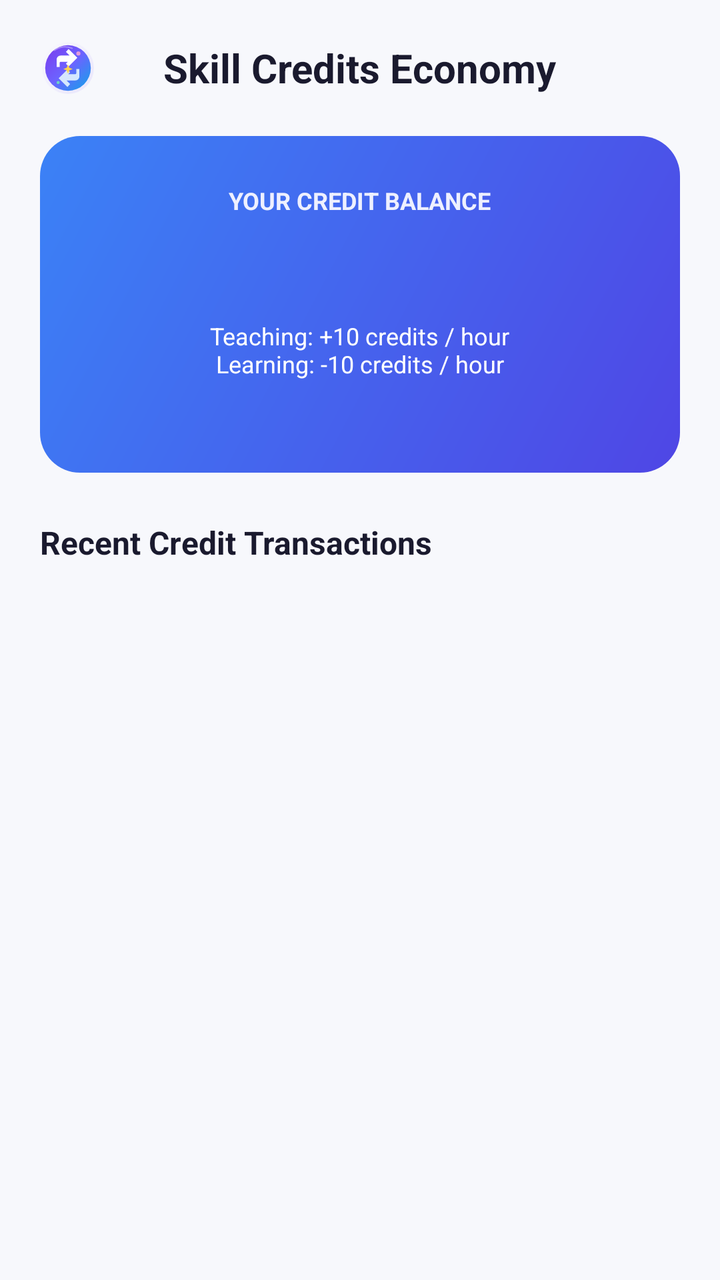
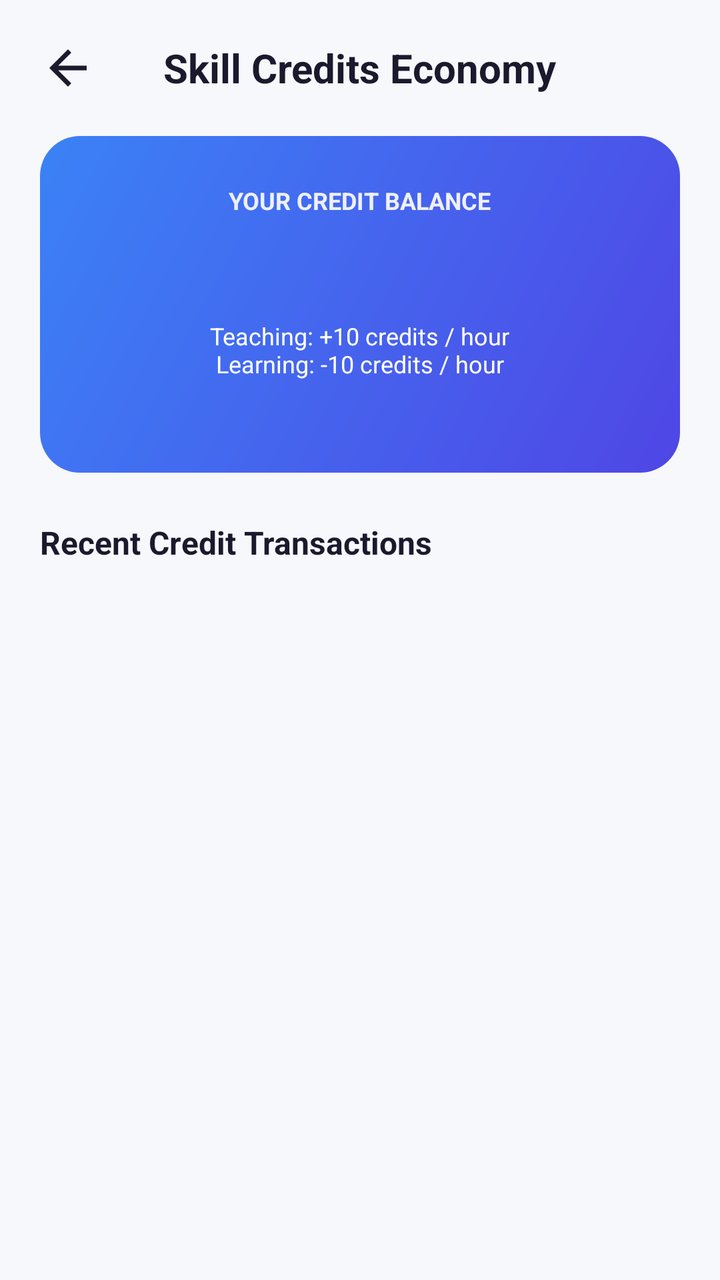

The first picture is an Android layout as it rendered before a commit; the second is the same layout after the commit. The layout source and the unified diff follow.
<!-- AndroidManifest.xml: application theme Theme.SkillBarter -->
<!-- res/layout/activity_credits.xml -->
<?xml version="1.0" encoding="utf-8"?>
<LinearLayout xmlns:android="http://schemas.android.com/apk/res/android"
    android:layout_width="match_parent"
    android:layout_height="match_parent"
    android:background="@color/bg_light"
    android:orientation="vertical"
    android:padding="20dp">

    
    <RelativeLayout
        android:layout_width="match_parent"
        android:layout_height="wrap_content">

        <ImageView
            android:id="@+id/ivBack"
            android:layout_width="28dp"
            android:layout_height="28dp"
            android:layout_alignParentStart="true"
            android:layout_centerVertical="true"
            android:contentDescription="@string/credits_title"
            android:src="@drawable/ic_logo" />

        <TextView
            android:layout_width="wrap_content"
            android:layout_height="wrap_content"
            android:layout_centerInParent="true"
            android:text="@string/credits_title"
            android:textColor="@color/text_primary"
            android:textSize="20sp"
            android:textStyle="bold" />

    </RelativeLayout>

    
    <LinearLayout
        android:layout_width="match_parent"
        android:layout_height="wrap_content"
        android:layout_marginTop="20dp"
        android:background="@drawable/bg_hero_banner"
        android:gravity="center"
        android:orientation="vertical"
        android:padding="24dp">

        <TextView
            android:layout_width="wrap_content"
            android:layout_height="wrap_content"
            android:text="@string/credits_balance_label"
            android:textColor="@color/primary_light"
            android:textSize="12sp"
            android:textStyle="bold" />

        <TextView
            android:id="@+id/tvBalance"
            android:layout_width="wrap_content"
            android:layout_height="wrap_content"
            android:layout_marginTop="6dp"
            android:textColor="@color/white"
            android:textSize="28sp"
            android:textStyle="bold" />

        <TextView
            android:layout_width="wrap_content"
            android:layout_height="wrap_content"
            android:layout_marginTop="8dp"
            android:gravity="center"
            android:text="@string/credits_rates"
            android:textColor="@color/white"
            android:textSize="12sp" />

        <TextView
            android:id="@+id/tvTotals"
            android:layout_width="wrap_content"
            android:layout_height="wrap_content"
            android:layout_marginTop="6dp"
            android:gravity="center"
            android:textColor="@color/primary_light"
            android:textSize="12sp" />

    </LinearLayout>

    
    <TextView
        android:layout_width="wrap_content"
        android:layout_height="wrap_content"
        android:layout_marginTop="24dp"
        android:text="@string/credits_history_title"
        android:textColor="@color/text_primary"
        android:textSize="16sp"
        android:textStyle="bold" />

    <TextView
        android:id="@+id/tvEmpty"
        android:layout_width="match_parent"
        android:layout_height="wrap_content"
        android:layout_marginTop="24dp"
        android:gravity="center"
        android:text="@string/credits_empty"
        android:textColor="@color/text_secondary"
        android:textSize="14sp"
        android:visibility="gone" />

    <androidx.recyclerview.widget.RecyclerView
        android:id="@+id/rvTransactions"
        android:layout_width="match_parent"
        android:layout_height="0dp"
        android:layout_marginTop="12dp"
        android:layout_weight="1" />

</LinearLayout>
<!-- resources referenced by this layout -->
<resources>
  <color name="bg_light">#F7F8FC</color>
  <color name="primary_light">#EEF0FF</color>
  <color name="text_primary">#1A1A2E</color>
  <color name="text_secondary">#6B7280</color>
  <color name="white">#FFFFFF</color>
  <!-- drawable bg_hero_banner (drawable) -->
  <?xml version="1.0" encoding="utf-8"?>
  <shape xmlns:android="http://schemas.android.com/apk/res/android"
      android:shape="rectangle">
      <gradient
          android:startColor="#4F46E5"
          android:endColor="#3B82F6"
          android:angle="135" />
      <corners android:radius="20dp" />
  </shape>
  <!-- drawable ic_logo: vector/xml drawable (drawable, 2692 chars, omitted) -->
  <string name="credits_balance_label">YOUR CREDIT BALANCE</string>
  <string name="credits_empty">No credit activity yet.\nTeach a skill to earn credits, or learn one to spend them.</string>
  <string name="credits_history_title">Recent Credit Transactions</string>
  <string name="credits_rates">Teaching: +10 credits / hour\nLearning: -10 credits / hour</string>
  <string name="credits_title">Skill Credits Economy</string>
  <style name="Theme.SkillBarter" parent="Base.Theme.SkillBarter" />
  <style name="Base.Theme.SkillBarter" parent="Theme.Material3.DayNight.NoActionBar">
          <item name="colorPrimary">@color/primary</item>
          <item name="colorOnPrimary">@color/white</item>
          <item name="colorPrimaryContainer">@color/primary_light</item>
          <item name="colorOnPrimaryContainer">@color/primary</item>
          <item name="android:colorBackground">@color/bg_light</item>
          <item name="colorSurface">@color/surface_white</item>
          <item name="colorOnSurface">@color/text_primary</item>
          <item name="colorOnSurfaceVariant">@color/text_secondary</item>
          <item name="android:statusBarColor">@color/surface_white</item>
          <item name="android:windowLightStatusBar">true</item>
      </style>
  <color name="primary">#6C63FF</color>
  <color name="surface_white">#FFFFFF</color>
</resources>

<!-- the commit's change to res/layout/activity_credits.xml (unified diff, before → after) -->
@@ -18,7 +18,7 @@
             android:layout_alignParentStart="true"
             android:layout_centerVertical="true"
             android:contentDescription="@string/credits_title"
-            android:src="@drawable/ic_logo" />
+            android:src="@drawable/ic_back" />
 
         <TextView
             android:layout_width="wrap_content"
<!-- resource entries referenced after the edit -->
@@ -15,7 +15,17 @@
           android:angle="135" />
       <corners android:radius="20dp" />
   </shape>
-  <!-- drawable ic_logo: vector/xml drawable (drawable, 2692 chars, omitted) -->
+  <!-- drawable ic_back (drawable) -->
+  <?xml version="1.0" encoding="utf-8"?>
+  <vector xmlns:android="http://schemas.android.com/apk/res/android"
+      android:width="24dp"
+      android:height="24dp"
+      android:viewportWidth="24"
+      android:viewportHeight="24">
+      <path
+          android:fillColor="#1A1A2E"
+          android:pathData="M20,11H7.83l5.59,-5.59L12,4l-8,8 8,8 1.41,-1.41L7.83,13H20v-2z" />
+  </vector>
   <string name="credits_balance_label">YOUR CREDIT BALANCE</string>
   <string name="credits_empty">No credit activity yet.\nTeach a skill to earn credits, or learn one to spend them.</string>
   <string name="credits_history_title">Recent Credit Transactions</string>
